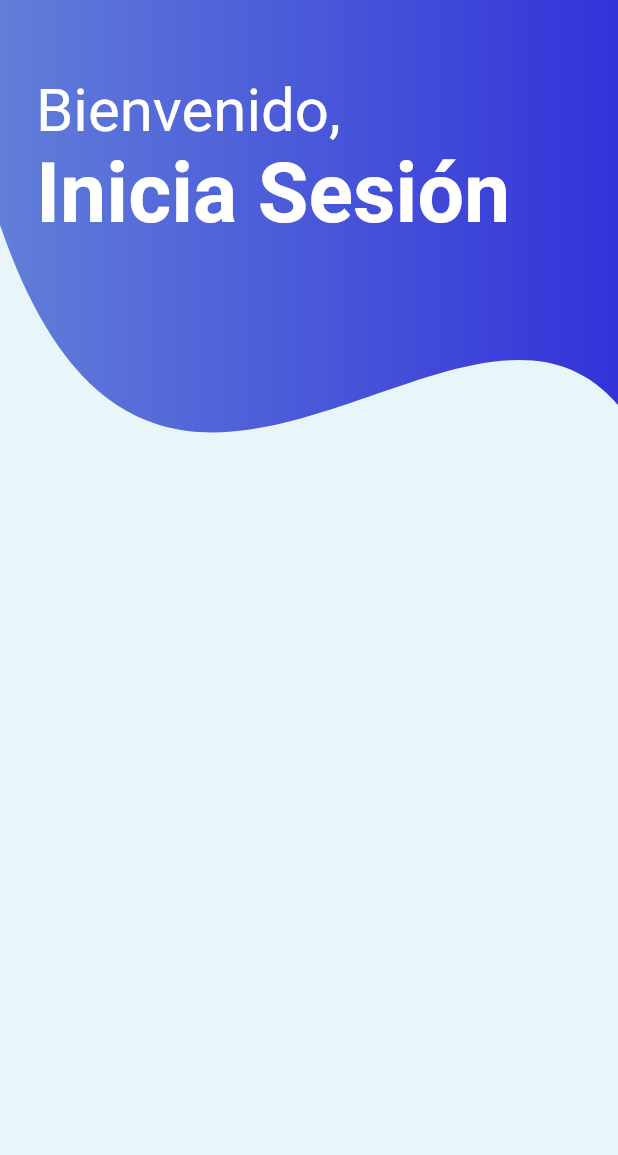
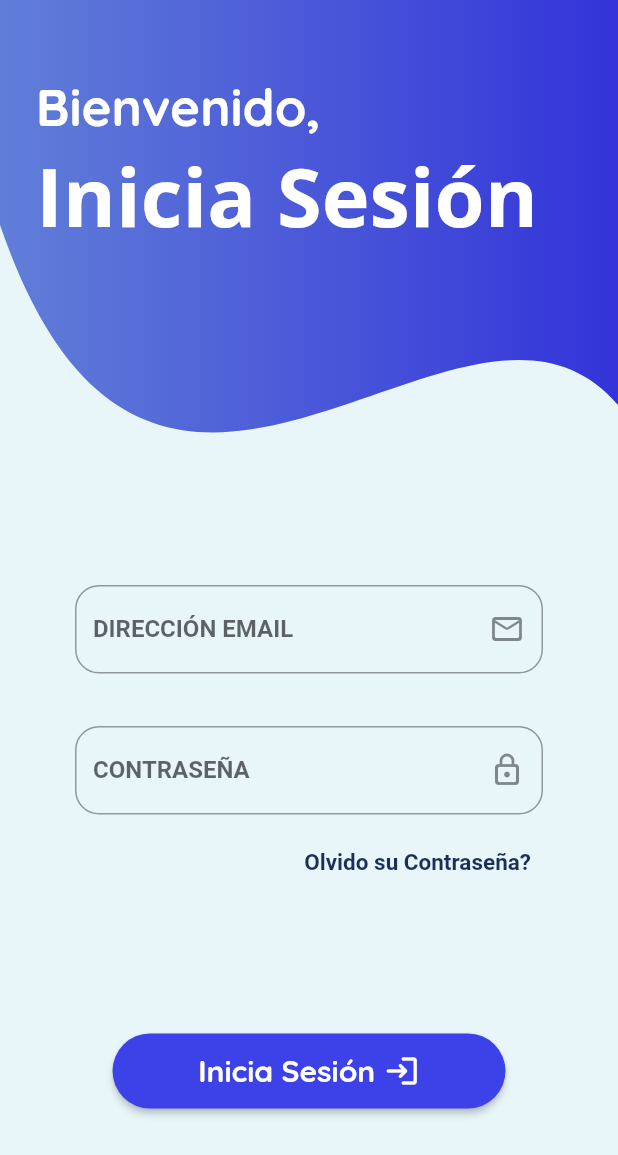
Before and after one commit to JRodriAlarc/app_catalogo_flutter, a Flutter app: the screen it shows after launch, on a phone screen of 412 x 824 dp. Shown: the top 1155 px of the screen. Run offline on Flutter 3.47's test engine with Material 2 defaults, Android fonts, the phone set to English and light mode, and no system bars; our stand-ins replace google_fonts.

Commit message:
Add files via upload
Diseño de la pantalla de inicio de sesión terminada

```diff
--- a/lib/home_page.dart
+++ b/lib/home_page.dart
@@ -1,66 +1,19 @@
 import 'package:flutter/material.dart';
 
-class HomePage extends StatelessWidget {
+class HomePage extends StatefulWidget {
   const HomePage({Key? key}) : super(key: key);
 
   @override
+  _HomePageState createState() => _HomePageState();
+}
+
+class _HomePageState extends State<HomePage> {
+  @override
   Widget build(BuildContext context) {
-    return Scaffold(
-      backgroundColor: Color(0xFFE8F6FA),
-      body: SafeArea(
-          child: ClipPath(
-        child: Container(
-            decoration: BoxDecoration(
-                gradient: LinearGradient(colors: [
-              Color(0xFF617ed8),
-              Color(0xFF3333d8),
-            ])),
-            height: 300.0,
-            child: Container(
-              child: Column(children: <Widget>[
-                Padding(padding: EdgeInsets.only(top: 50)),
-                Row(
-                  children: <Widget>[
-                    Padding(padding: EdgeInsets.only(left: 12, right: 12)),
-                    Text("Bienvenido,",
-                        style: TextStyle(
-                          color: Colors.white,
-                          fontSize: 40,
-                        )),
-                    Spacer()
-                  ],
-                ),
-                Row(
-                  children: <Widget>[
-                    Padding(padding: EdgeInsets.only(left: 12, right: 12)),
-                    Text('Inicia Sesión',
-                        style: TextStyle(
-                            color: Colors.white,
-                            fontSize: 55,
-                            fontWeight: FontWeight.bold))
-                  ],
-                ),
-              ]),
-            )),
-        clipper: MyCustomClipper(),
-      )),
+    return Container(
+      child: const Center(
+        child: Text("Home"),
+      ),
     );
   }
 }
-
-class MyCustomClipper extends CustomClipper<Path> {
-  @override
-  Path getClip(Size size) {
-    Path path = Path();
-    path.lineTo(0, size.height / 2);
-    path.cubicTo(size.width / 4, 3 * (size.height / 2), 3 * (size.width / 4),
-        size.height / 2, size.width, size.height * 0.9);
-    path.lineTo(size.width, 0);
-    return path;
-  }
-
-  @override
-  bool shouldReclip(covariant CustomClipper<Path> oldClipper) {
-    return true;
-  }
-}
--- a/lib/main.dart
+++ b/lib/main.dart
@@ -1,5 +1,4 @@
 import 'package:flutter/material.dart';
-import 'conexion-firebase.dart';
 import 'splash_screen.dart';
 
 void main() {
@@ -11,10 +10,10 @@ class AppCatalogo extends StatelessWidget {
 
   @override
   Widget build(BuildContext context) {
-    return MaterialApp(
+    return const MaterialApp(
       debugShowCheckedModeBanner: false,
       title: 'Catalogo',
-      home: new SplashScreen(),
+      home: SplashScreen(),
     );
   }
 }
--- /dev/null
+++ b/lib/page_login.dart
@@ -0,0 +1,176 @@
+import 'package:flutter/material.dart';
+import 'package:google_fonts/google_fonts.dart';
+import 'home_page.dart';
+
+class PageLogin extends StatefulWidget {
+  const PageLogin({Key? key}) : super(key: key);
+
+  @override
+  _PageLoginState createState() => _PageLoginState();
+}
+
+class _PageLoginState extends State<PageLogin> {
+  final styleBienvenido = const TextStyle(
+      color: Colors.white, fontSize: 34, fontWeight: FontWeight.bold);
+
+  final styleInicio = const TextStyle(
+      color: Colors.white, fontSize: 54, fontWeight: FontWeight.bold);
+
+  final stylesInputs =
+      const TextStyle(color: Color(0xFF1a2f59), fontWeight: FontWeight.bold);
+
+  final styleButton = const TextStyle(
+      color: Colors.white, fontSize: 20, fontWeight: FontWeight.bold);
+
+  TextEditingController emailController = TextEditingController();
+  TextEditingController passwordController = TextEditingController();
+  String password = "", email = "";
+
+  @override
+  Widget build(BuildContext context) {
+    return Scaffold(
+      backgroundColor: const Color(0xFFE8F6FA),
+      body: ListView(
+        children: <Widget>[
+          ClipPath(
+            clipper: MyCustomClipper(),
+            child: Container(
+              decoration: const BoxDecoration(
+                gradient: LinearGradient(
+                  colors: [
+                    Color(0xFF617ed8),
+                    Color(0xFF3333d8),
+                  ],
+                ),
+              ),
+              height: 300.0,
+              child: Column(
+                children: <Widget>[
+                  const Padding(padding: EdgeInsets.only(top: 50)),
+                  Row(
+                    children: <Widget>[
+                      const Padding(
+                          padding: EdgeInsets.only(left: 12, right: 12)),
+                      Text("Bienvenido, ",
+                          style: GoogleFonts.quicksand(
+                              textStyle: styleBienvenido)),
+                    ],
+                  ),
+                  Row(
+                    children: <Widget>[
+                      const Padding(
+                          padding: EdgeInsets.only(left: 12, right: 12)),
+                      Text('Inicia Sesión',
+                          style: GoogleFonts.openSans(textStyle: styleInicio)),
+                    ],
+                  ),
+                ],
+              ),
+            ),
+          ),
+          const SizedBox(height: 90.0),
+          Padding(
+            padding: const EdgeInsets.symmetric(horizontal: 50.0),
+            child: TextFormField(
+                controller: emailController,
+                decoration: const InputDecoration(
+                  labelText: 'DIRECCIÓN EMAIL',
+                  suffixIcon: Icon(Icons.mail_outline_rounded),
+                  border: OutlineInputBorder(
+                    borderRadius: BorderRadius.all(Radius.circular(16.0)),
+                  ),
+                ),
+                keyboardType: TextInputType.emailAddress,
+                style: GoogleFonts.roboto(textStyle: stylesInputs)),
+          ),
+          const SizedBox(height: 35.0),
+          Padding(
+            padding: const EdgeInsets.symmetric(horizontal: 50.0),
+            child: TextFormField(
+              obscureText: true,
+              controller: passwordController,
+              decoration: const InputDecoration(
+                  labelText: 'CONTRASEÑA',
+                  suffixIcon: Icon(Icons.lock_outline_rounded),
+                  border: OutlineInputBorder(
+                      borderRadius: BorderRadius.all(Radius.circular(16.0)))),
+              style: GoogleFonts.roboto(textStyle: stylesInputs),
+            ),
+          ),
+          const Padding(padding: EdgeInsets.only(top: 8)),
+          Padding(
+              padding: const EdgeInsets.symmetric(horizontal: 50.0),
+              child: Row(
+                mainAxisAlignment: MainAxisAlignment.end,
+                children: [
+                  TextButton(
+                    onPressed: () {},
+                    style: TextButton.styleFrom(
+                      shape: RoundedRectangleBorder(
+                          borderRadius: BorderRadius.circular(20)),
+                    ),
+                    child: const Text(
+                      "Olvido su Contraseña?",
+                      style: TextStyle(
+                          fontSize: 15,
+                          fontWeight: FontWeight.bold,
+                          color: Color(0xFF1a2f59)),
+                    ),
+                  ),
+                ],
+              )),
+          const SizedBox(height: 90.0),
+          Padding(
+            padding: const EdgeInsets.symmetric(horizontal: 75.0),
+            child: ElevatedButton(
+              onPressed: () async {
+                String email = emailController.text;
+                String password = passwordController.text;
+                print("Email: $email");
+                print("Password: $password");
+
+                // Lógica de inicio de sesión aquí
+                Navigator.pushAndRemoveUntil(
+                    context,
+                    MaterialPageRoute(builder: (context) => const HomePage()),
+                    (Route<dynamic> route) => false);
+              },
+              style: ElevatedButton.styleFrom(
+                minimumSize: const Size(double.infinity, 50),
+                backgroundColor: const Color(0xFF3d42e8),
+                shape: RoundedRectangleBorder(
+                    borderRadius: BorderRadius.circular(45)),
+              ),
+              child: Row(
+                mainAxisAlignment: MainAxisAlignment.center,
+                crossAxisAlignment: CrossAxisAlignment.center,
+                children: <Widget>[
+                  Text("Inicia Sesión ",
+                      style: GoogleFonts.quicksand(textStyle: styleButton)),
+                  const Icon(Icons.login_rounded)
+                ],
+              ),
+            ),
+          )
+        ],
+      ),
+    );
+  }
+}
+
+class MyCustomClipper extends CustomClipper<Path> {
+  @override
+  Path getClip(Size size) {
+    Path path = Path();
+    path.lineTo(0, size.height / 2);
+    path.cubicTo(size.width / 4, 3 * (size.height / 2), 3 * (size.width / 4),
+        size.height / 2, size.width, size.height * 0.9);
+    path.lineTo(size.width, 0);
+    return path;
+  }
+
+  @override
+  bool shouldReclip(covariant CustomClipper<Path> oldClipper) {
+    return true;
+  }
+}
--- a/lib/splash_screen.dart
+++ b/lib/splash_screen.dart
@@ -1,5 +1,5 @@
 import 'package:flutter/material.dart';
-import 'home_page.dart';
+import 'page_login.dart';
 
 class SplashScreen extends StatefulWidget {
   const SplashScreen({Key? key}) : super(key: key);
@@ -12,9 +12,9 @@ class _SplashScreenState extends State<SplashScreen> {
   @override
   void initState() {
     Future.delayed(
-        Duration(milliseconds: 1500),
+        const Duration(milliseconds: 1500),
         () => Navigator.of(context).pushReplacement(
-            MaterialPageRoute(builder: (context) => HomePage())));
+            MaterialPageRoute(builder: (context) => const PageLogin())));
     super.initState();
   }
 
@@ -23,24 +23,33 @@ class _SplashScreenState extends State<SplashScreen> {
   @override
   Widget build(BuildContext context) {
     return Scaffold(
-        backgroundColor: Color(0xFFE8F6FA),
+      backgroundColor: const Color(0xFFE8F6FA),
       body: SafeArea(
+        child: Column(
+          children: <Widget>[
+            Expanded(
               child: Column(
                 mainAxisAlignment: MainAxisAlignment.center,
                 children: <Widget>[
-            Spacer(),
+                  const Spacer(),
                   Center(
                     child: FractionallySizedBox(
                       widthFactor: .65,
-                  child: Container(
-                    width: 500,
+                      child: SizedBox(
+                        width: 300,
                         child: Image.asset("assets/img/logo-app.png"),
-                  )),
                       ),
-            Spacer(),
-            CircularProgressIndicator(),
-            Spacer(),
+                    ),
+                  ),
+                  const Spacer(),
+                  const CircularProgressIndicator(),
+                  const Spacer()
                 ],
-        )));
+              ),
+            ),
+          ],
+        ),
+      ),
+    );
   }
 }
```
Lines whose indentation alone changed are shown as unchanged.
